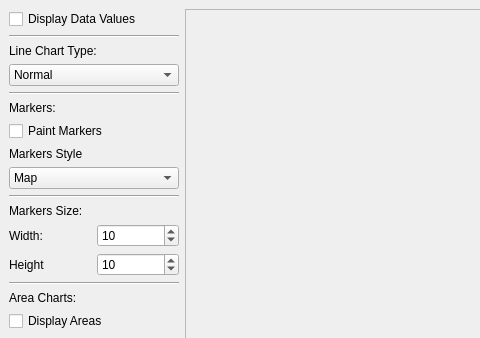
First picture: the form in examples/Axis/Parameters/mainwindow.ui, repository KDAB/KDChart, before the edit; both pictures show x 0 to 480 and y 0 to 338 of the 735 by 680 pixel window.
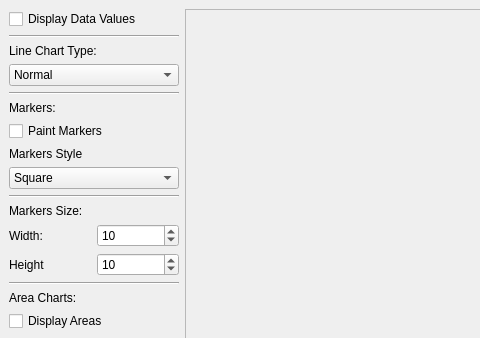
Second picture: the form after the edit. Icons and pictures are not drawn.

Commit message:
Fix KDCHDEV-784: Initial legend and marker symbols differ.
I've fixed this simply by making Square the initial data point marker.
Other changes are some more code cleanup, and the UI file changed a
lot because it was saved with a 4.8.x designer.

Diff of the .ui file:
```diff
--- a/examples/Axis/Parameters/mainwindow.ui
+++ b/examples/Axis/Parameters/mainwindow.ui
@@ -180,7 +180,12 @@
        <item>
         <widget class="QComboBox" name="markersStyleCB" >
          <item>
-          <property name="text" >
+          <property name="text">
+           <string>Square</string>
+          </property>
+         </item>
+         <item>
+          <property name="text">
            <string>Map</string>
           </property>
          </item>
```
Left out of the diff: 268 changed lines with no effect on the pictures. The commit also changes 1 other file.
